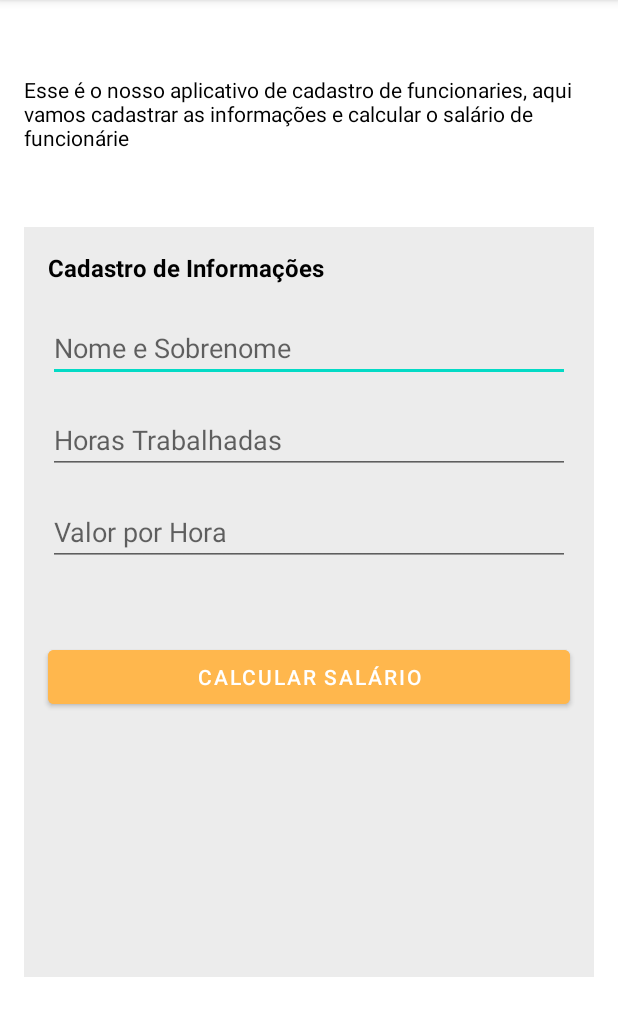
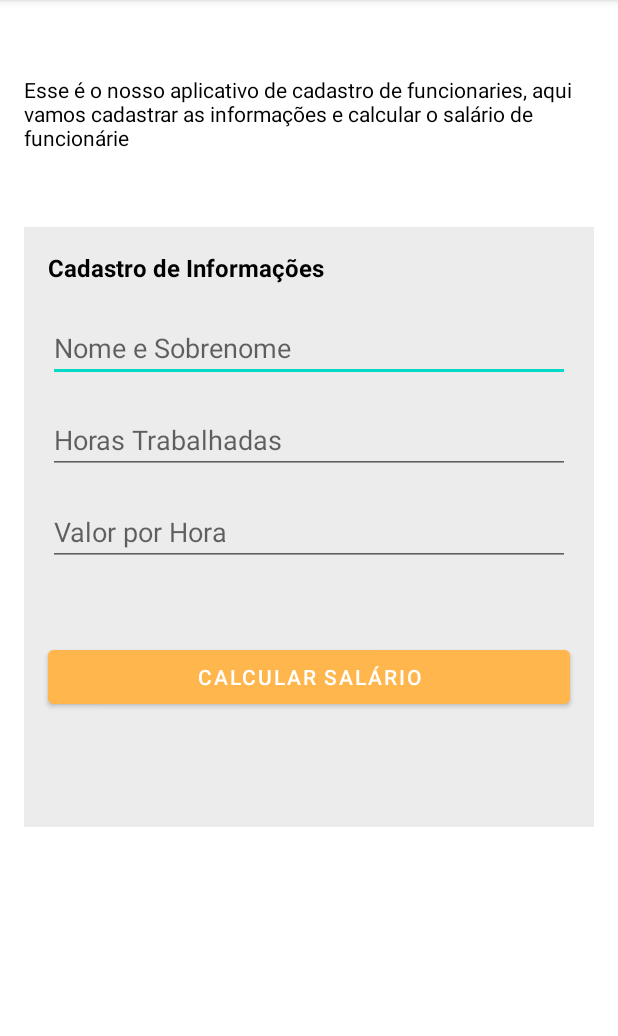
Before and after one commit to jennysival/RecursosHumanos, an Android app: the screen it shows after launch (MainActivity), on a phone screen of 412 x 824 dp, the part 84-1120 px from its top. Run offline under Robolectric (Android 15) with nearby library versions, the phone set to English and light mode, and no system bars.

Commit message:
Diminuir altura do container

```diff
--- a/app/src/main/res/layout/activity_main.xml
+++ b/app/src/main/res/layout/activity_main.xml
@@ -26,7 +26,7 @@
     <androidx.constraintlayout.widget.ConstraintLayout
         android:id="@+id/container"
         android:layout_width="@dimen/largura_0"
-        android:layout_height="@dimen/altura_500"
+        android:layout_height="@dimen/altura_400"
         android:layout_marginTop="@dimen/margem_50"
         android:layout_marginHorizontal="@dimen/margem_16"
         android:layout_marginBottom="@dimen/margem_16"
--- a/app/src/main/res/values/dimens.xml
+++ b/app/src/main/res/values/dimens.xml
@@ -10,4 +10,5 @@
     <dimen name="altura_45">45dp</dimen>
     <dimen name="largura_45">45dp</dimen>
     <dimen name="margem_30">30dp</dimen>
+    <dimen name="altura_400">400dp</dimen>
 </resources>
```
